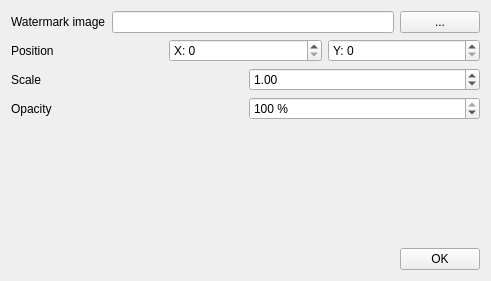
Above: src/settingsdialog.ui from univrsal/downstream-watermark before the change. Below: the same form after it.
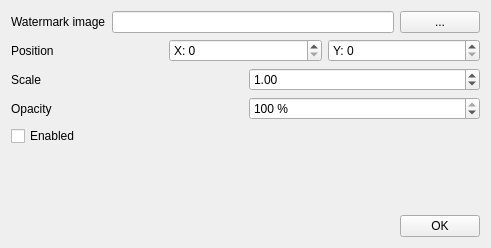
That is the form after the change.

Commit message: enable option

Patch:
```diff
--- a/src/settingsdialog.ui
+++ b/src/settingsdialog.ui
@@ -7,7 +7,7 @@
     <x>0</x>
     <y>0</y>
     <width>491</width>
-    <height>281</height>
+    <height>248</height>
    </rect>
   </property>
   <property name="windowTitle">
@@ -120,6 +120,13 @@
      </item>
     </layout>
    </item>
+   <item>
+    <widget class="QCheckBox" name="cb_enabled">
+     <property name="text">
+      <string>Enabled</string>
+     </property>
+    </widget>
+   </item>
    <item>
     <spacer name="verticalSpacer">
      <property name="orientation">
```
The commit also changes 2 other files.
